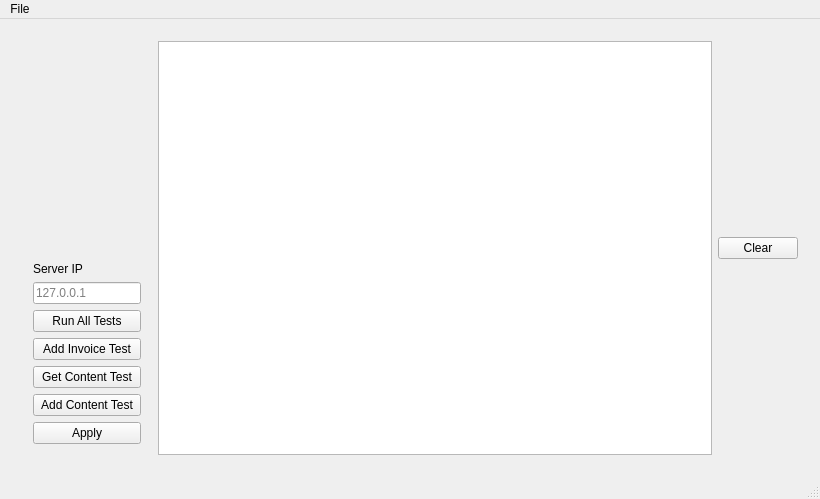
First picture: the form in client/mainwindow.ui, repository Davidj361/cuTPS, before the edit.
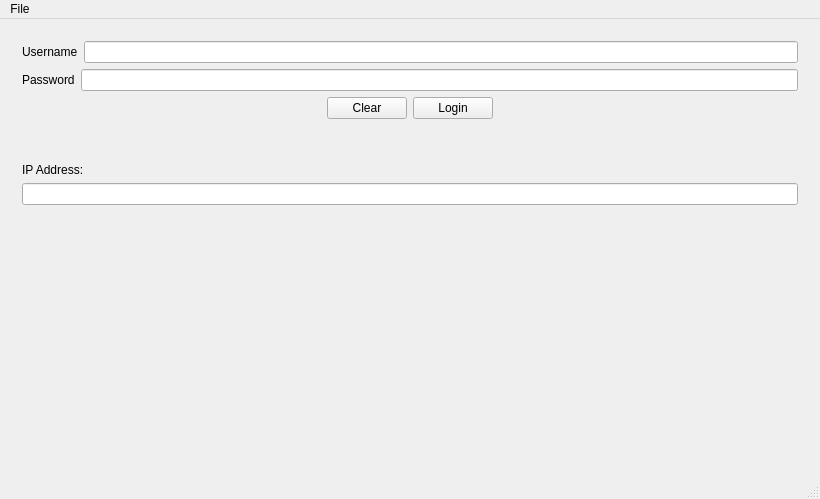
Second picture: the form after the edit. The open tabs and pages were chosen to show the change. Icons and pictures are not drawn. Custom widgets are drawn as their Qt base class.

```diff
--- a/client/mainwindow.ui
+++ b/client/mainwindow.ui
@@ -42,95 +42,6 @@
       <property name="currentIndex">
        <number>3</number>
       </property>
-      <widget class="QWidget" name="testpage">
-       <layout class="QHBoxLayout" name="horizontalLayout_2">
-        <item>
-         <widget class="QWidget" name="asdfqwerzxcv" native="true">
-          <layout class="QVBoxLayout" name="verticalLayout">
-           <item>
-            <spacer name="verticalSpacer_4">
-             <property name="orientation">
-              <enum>Qt::Vertical</enum>
-             </property>
-             <property name="sizeHint" stdset="0">
-              <size>
-               <width>20</width>
-               <height>183</height>
-              </size>
-             </property>
-            </spacer>
-           </item>
-           <item>
-            <widget class="QLabel" name="label">
-             <property name="text">
-              <string>Server IP</string>
-             </property>
-            </widget>
-           </item>
-           <item>
-            <widget class="QLineEdit" name="txtServerIP">
-             <property name="placeholderText">
-              <string>127.0.0.1</string>
-             </property>
-            </widget>
-           </item>
-           <item>
-            <widget class="QPushButton" name="runTestsButton">
-             <property name="text">
-              <string>Run All Tests</string>
-             </property>
-            </widget>
-           </item>
-           <item>
-            <widget class="QPushButton" name="btnRunTest3">
-             <property name="text">
-              <string>Add Invoice Test</string>
-             </property>
-            </widget>
-           </item>
-           <item>
-            <widget class="QPushButton" name="btnRunTest2">
-             <property name="text">
-              <string>Get Content Test</string>
-             </property>
-            </widget>
-           </item>
-           <item>
-            <widget class="QPushButton" name="btnRunTest1">
-             <property name="text">
-              <string>Add Content Test</string>
-             </property>
-            </widget>
-           </item>
-           <item>
-            <widget class="QPushButton" name="btnSetIP">
-             <property name="text">
-              <string>Apply</string>
-             </property>
-            </widget>
-           </item>
-          </layout>
-         </widget>
-        </item>
-        <item>
-         <widget class="QListWidget" name="resultsListWidget">
-          <property name="sizePolicy">
-           <sizepolicy hsizetype="Expanding" vsizetype="Expanding">
-            <horstretch>30</horstretch>
-            <verstretch>1</verstretch>
-           </sizepolicy>
-          </property>
-         </widget>
-        </item>
-        <item>
-         <widget class="QPushButton" name="btnClear">
-          <property name="text">
-           <string>Clear</string>
-          </property>
-         </widget>
-        </item>
-       </layout>
-      </widget>
       <widget class="QWidget" name="loginPage">
        <property name="sizePolicy">
         <sizepolicy hsizetype="Preferred" vsizetype="Preferred">
```
Left out of the diff: 10 changed lines with no effect on the pictures.
